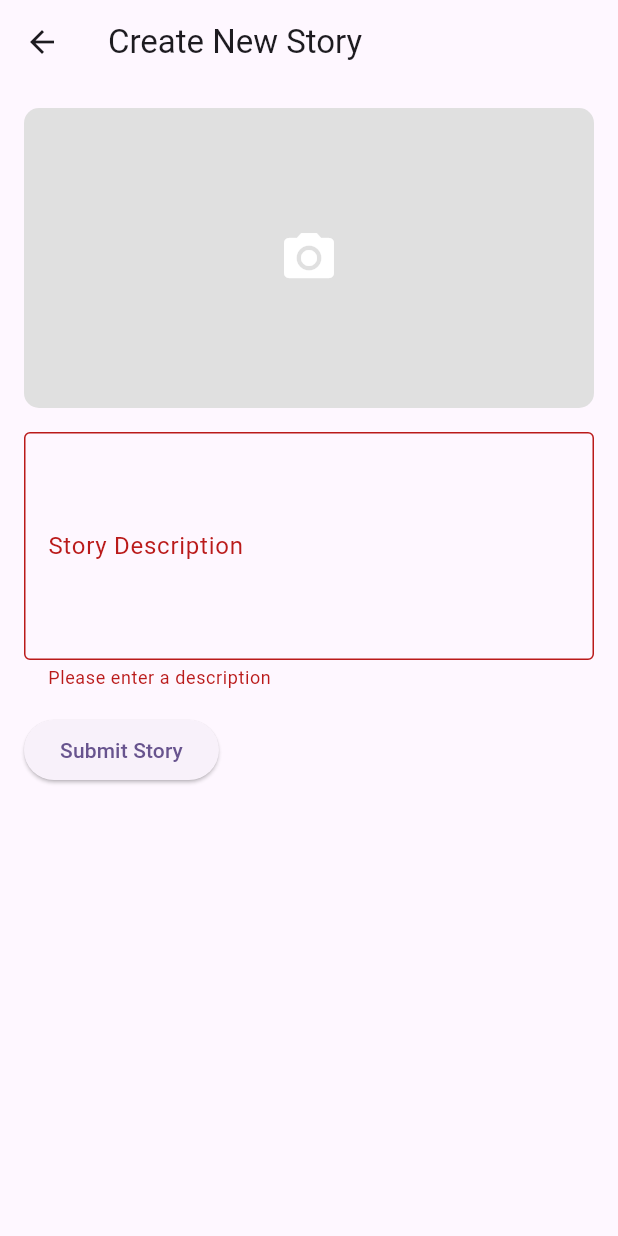
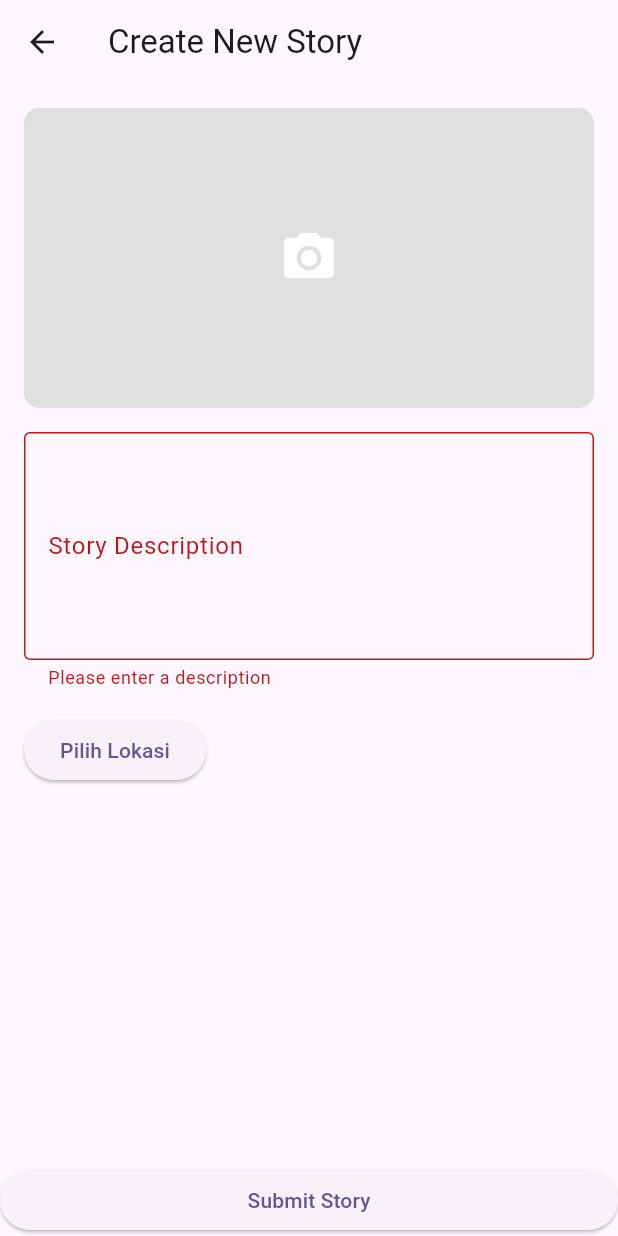
Before and after one commit to heyjuns/story_app, a Flutter app: the CreateStoryScreen screen opened by its route, after a tap on "Submit Story", on a phone screen of 412 x 824 dp. Run offline on Flutter 3.47's test engine with Material 3 defaults, Android fonts, the phone set to English and light mode, and no system bars; our stand-ins replace dartz, dio, flutter_bloc, flutter_native_splash, freezed_annotation, geocoding and 7 more; accounts and stored records are empty; network calls fail; statements that could not run were skipped.

Commit message:
feat: add maps feature with arguments and integrate into story screen

```diff
--- a/lib/features/authentication/presentation/screen/screen.dart
+++ b/lib/features/authentication/presentation/screen/screen.dart
@@ -1,2 +1,3 @@
 export 'login_screen.dart';
+export 'register_screen.dart';
 export 'splash_screen.dart';
--- /dev/null
+++ b/lib/features/maps/maps.dart
@@ -0,0 +1 @@
+export 'screen/screen.dart';
--- /dev/null
+++ b/lib/features/maps/screen/screen.dart
@@ -0,0 +1 @@
+export 'maps_screen.dart';
--- a/lib/features/story/controller/create_story/create_story_bloc.dart
+++ b/lib/features/story/controller/create_story/create_story_bloc.dart
@@ -1,8 +1,9 @@
 import 'package:core/core.dart';
 import 'package:flutter_bloc/flutter_bloc.dart';
 import 'package:freezed_annotation/freezed_annotation.dart';
-import 'package:story_app/features/story/domain/dto/story_dto.dart';
 import 'package:story_app/features/story/story.dart';
+
+import '../../domain/dto/story_dto.dart';
 
 part 'create_story_event.dart';
 part 'create_story_state.dart';
--- /dev/null
+++ b/lib/features/story/domain/args/args.dart
@@ -0,0 +1 @@
+export 'maps_args.dart';
--- /dev/null
+++ b/lib/features/story/domain/args/maps_args.dart
@@ -0,0 +1,16 @@
+import 'package:freezed_annotation/freezed_annotation.dart';
+import 'package:flutter/foundation.dart';
+part 'maps_args.freezed.dart';
+part 'maps_args.g.dart';
+
+@freezed
+class MapsArgs with _$MapsArgs {
+  factory MapsArgs({
+    required bool previewOnly,
+    double? lat,
+    double? lon,
+  }) = _MapsArgs;
+
+  factory MapsArgs.fromJson(Map<String, dynamic> json) =>
+      _$MapsArgsFromJson(json);
+}
--- a/lib/features/story/domain/domain.dart
+++ b/lib/features/story/domain/domain.dart
@@ -1,4 +1,6 @@
+export 'args/args.dart';
 export 'datasource/datasource.dart';
+export 'dto/dto.dart';
 export 'entity/entity.dart';
 export 'repository/repository.dart';
 export 'usecase/usecase.dart';
--- a/lib/features/story/dto/dto.dart
+++ b/lib/features/story/domain/dto/dto.dart
@@ -1 +1,2 @@
 export 'stories_dto.dart';
+export 'story_dto.dart';
--- a/lib/features/story/presentation/screen/create_story_screen.dart
+++ b/lib/features/story/presentation/screen/create_story_screen.dart
@@ -1,12 +1,14 @@
 import 'package:flutter/material.dart';
 import 'package:flutter_bloc/flutter_bloc.dart';
 import 'package:go_router/go_router.dart';
+import 'package:google_maps_flutter/google_maps_flutter.dart';
 import 'package:image_picker/image_picker.dart';
-import 'package:story_app/features/story/domain/dto/story_dto.dart';
-import 'package:story_app/features/story/story.dart';
 import 'dart:io';
 
 import 'package:story_app/main.dart';
+
+import '../../domain/dto/story_dto.dart';
+import '../../story.dart';
 
 class CreateStoryScreen extends StatefulWidget {
   const CreateStoryScreen({super.key});
@@ -19,6 +21,7 @@ class _CreateStoryScreenState extends State<CreateStoryScreen> {
   final _formKey = GlobalKey<FormState>();
   final TextEditingController _descriptionController = TextEditingController();
   XFile? _image; // This will hold the picked image
+  LatLng? location;
 
   Future<void> _pickImage() async {
     final ImagePicker picker = ImagePicker();
@@ -87,17 +90,46 @@ class _CreateStoryScreenState extends State<CreateStoryScreen> {
                     },
                   ),
                   const SizedBox(height: 16),
+                  Row(
+                    mainAxisAlignment: MainAxisAlignment.spaceBetween,
+                    children: [
+                      if (location != null)
+                        Expanded(
+                          child: Text(
+                              '🤳 ${location!.latitude}, ${location!.longitude}'),
+                        ),
+                      ElevatedButton(
+                        onPressed: () => context
+                            .push('/maps',
+                                extra: MapsArgs(
+                                    previewOnly: false,
+                                    lat: location?.latitude,
+                                    lon: location?.longitude))
+                            .then((value) {
+                          if (value is LatLng) {
+                            setState(() {
+                              location = value;
+                            });
+                          }
+                        }),
+                        child: const Text('Pilih Lokasi'),
+                      ),
+                    ],
+                  ),
                   // Submit Button
-                  BlocConsumer<CreateStoryBloc, CreateStoryState>(
+                ],
+              ),
+            ),
+          ),
+        ),
+        bottomNavigationBar: BlocConsumer<CreateStoryBloc, CreateStoryState>(
           listener: (context, state) {
             state.whenOrNull(
               success: (message) {
                 ScaffoldMessenger.of(context).showSnackBar(SnackBar(
                   content: Text(message),
                 ));
-                          context
-                              .read<StoriesBloc>()
-                              .add(const StoriesEvent.fetch());
+                context.read<StoriesBloc>().add(const StoriesEvent.fetch());
                 context.pop();
               },
               failed: (error) =>
@@ -107,18 +139,18 @@ class _CreateStoryScreenState extends State<CreateStoryScreen> {
             );
           },
           builder: (context, state) {
-                      final enabled = state.maybeWhen(
-                          loading: () => false, orElse: () => true);
+            final enabled =
+                state.maybeWhen(loading: () => false, orElse: () => true);
             return ElevatedButton(
               onPressed: enabled
                   ? () {
-                                if (_formKey.currentState?.validate() ??
-                                    false) {
+                      if (_formKey.currentState?.validate() ?? false) {
                         context.read<CreateStoryBloc>().add(
                             CreateStoryEvent.request(
                                 dto: StoryDto(
-                                              description:
-                                                  _descriptionController.text,
+                                    lat: location?.latitude,
+                                    lon: location?.longitude,
+                                    description: _descriptionController.text,
                                     photo: File(_image!.path))));
                       }
                     }
@@ -127,11 +159,6 @@ class _CreateStoryScreenState extends State<CreateStoryScreen> {
             );
           },
         ),
-                ],
-              ),
-            ),
-          ),
-        ),
       ),
     );
   }
--- a/lib/features/story/presentation/screen/stories_screen.dart
+++ b/lib/features/story/presentation/screen/stories_screen.dart
@@ -69,7 +69,17 @@ class _StoriesScreenState extends State<StoriesScreen> {
                   _stories(stories, hasReachedMax),
               failed: (error) {
                 return Center(
-                  child: Text(error.message),
+                  child: Column(
+                    mainAxisSize: MainAxisSize.min,
+                    children: [
+                      Text(error.message),
+                      ElevatedButton.icon(
+                          onPressed: () => context.read<StoriesBloc>()
+                            ..add(const StoriesEvent.fetch()),
+                          icon: const Icon(Icons.refresh),
+                          label: const Text('Refresh'))
+                    ],
+                  ),
                 );
               },
               orElse: () => const SizedBox());
--- a/lib/features/story/story.dart
+++ b/lib/features/story/story.dart
@@ -5,4 +5,4 @@ export 'story.dart';
 export 'story_container.dart';
 export 'story_provider.dart';
 export 'presentation/presentation.dart';
-export 'dto/dto.dart';
+export 'domain/dto/dto.dart';
--- a/lib/router.dart
+++ b/lib/router.dart
@@ -1,7 +1,7 @@
 import 'package:flutter/material.dart';
 import 'package:go_router/go_router.dart';
-import 'package:story_app/features/authentication/presentation/screen/register_screen.dart';
-
+import 'package:google_maps_flutter/google_maps_flutter.dart';
+import 'features/maps/maps.dart';
 import 'features/authentication/authentication.dart';
 import 'features/story/story.dart';
 
@@ -52,5 +52,14 @@ final GoRouter router = GoRouter(
         ),
       ],
     ),
+    GoRoute(
+      path: '/maps',
+      builder: (BuildContext context, GoRouterState state) {
+        final MapsArgs args = state.extra as MapsArgs;
+        return MapsScreen(
+          args: args,
+        );
+      },
+    ),
   ],
 );
--- a/pubspec.yaml
+++ b/pubspec.yaml
@@ -47,6 +47,9 @@ dependencies:
   shared_preferences: ^2.2.3
   skeletonizer: ^1.4.3
   image_picker: ^1.1.2
+  google_maps_flutter: ^2.2.8
+  location: ^6.0.2
+  geocoding: ^3.0.0
 
 dev_dependencies:
   flutter_test:
```
Also changed, not shown: lib/features/maps/screen/maps_screen.dart (added, +314 -0 lines), lib/features/story/presentation/screen/story_screen.dart (+26 -1 lines), lib/features/story/domain/args/maps_args.freezed.dart (added), lib/features/story/domain/args/maps_args.g.dart (added), lib/features/story/domain/dto/stories_dto.dart (renamed from lib/features/story/dto/stories_dto.dart), lib/features/story/domain/dto/stories_dto.freezed.dart (renamed from lib/features/story/dto/stories_dto.freezed.dart), lib/features/story/domain/dto/stories_dto.g.dart (renamed from lib/features/story/dto/stories_dto.g.dart), pubspec.lock, 2 other files. Lines whose indentation alone changed are shown as unchanged.
